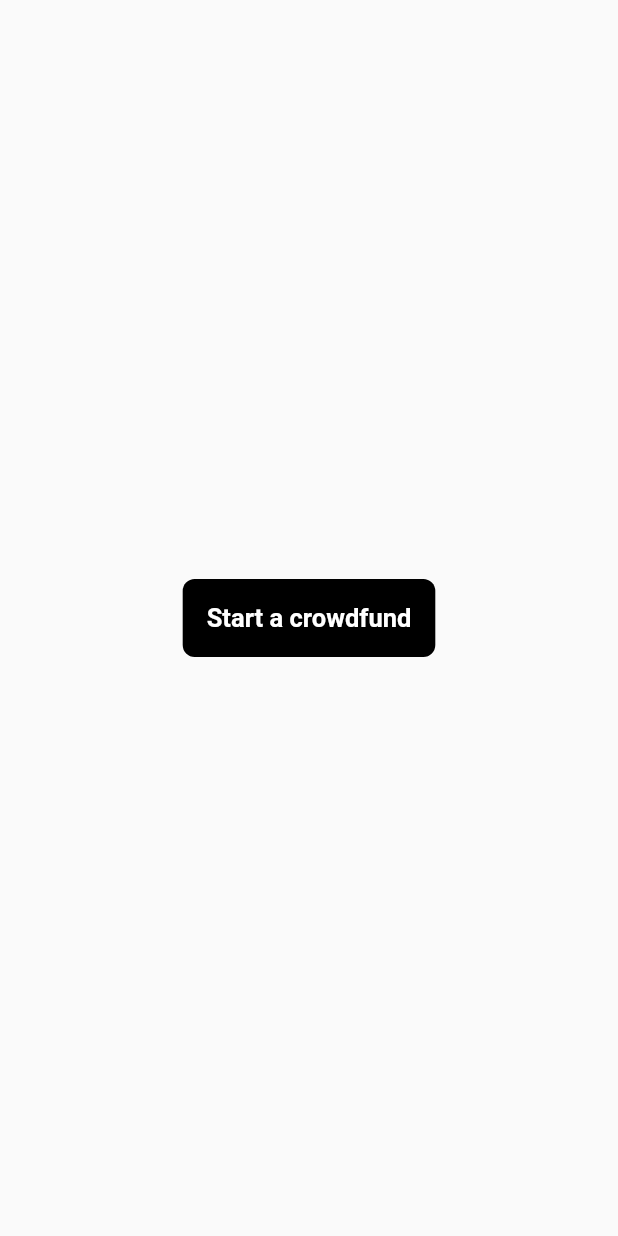
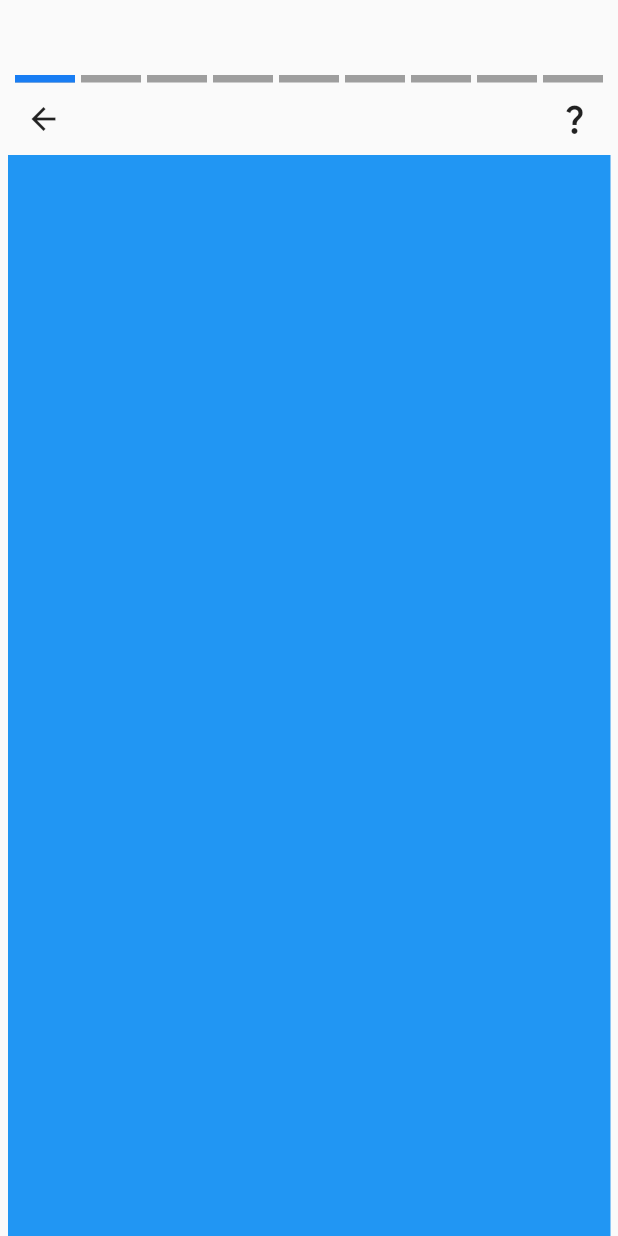
Before and after one commit to tribes-protocol/tribes_crowdfunding_interview_project, a Flutter app: the screen it shows after launch, after a tap on "Start a crowdfund", on a phone screen of 412 x 824 dp. Run offline on Flutter 3.47's test engine with Material 2 defaults, Android fonts, the phone set to English and light mode, and no system bars.

Commit message:
init pages

```diff
--- /dev/null
+++ b/lib/fund_projects/funding_page.dart
@@ -0,0 +1,92 @@
+import 'package:flutter/material.dart';
+import 'package:provider/provider.dart';
+import 'package:tribes_crowdfunding_interview_project/provider/fund_project_provider.dart';
+import 'package:tribes_crowdfunding_interview_project/widget/flow_indicator.dart';
+
+class FundingPage extends StatelessWidget {
+  const FundingPage({Key? key}) : super(key: key);
+
+  @override
+  Widget build(BuildContext context) {
+    return MultiProvider(
+      providers: [
+        ChangeNotifierProvider(create: (_) => FundProjectPrtovider())
+      ],
+      child: Scaffold(
+        body: Padding(
+          padding: const EdgeInsets.only(top: 50, left: 5, right: 5),
+          child: Column(
+            children: [
+              const FundingPageControllView(),
+              Row(
+                mainAxisAlignment: MainAxisAlignment.spaceBetween,
+                children: [
+                  const BackButton(),
+                  IconButton(
+                      onPressed: () {}, icon: const Icon(Icons.question_mark)),
+                ],
+              ),
+              const FundingPageView()
+            ],
+          ),
+        ),
+      ),
+    );
+  }
+}
+
+class FundingPageView extends StatelessWidget {
+  const FundingPageView({Key? key}) : super(key: key);
+
+  @override
+  Widget build(BuildContext context) {
+    var fundingPageProvider = context.watch<FundProjectPrtovider>();
+    return Expanded(
+      child: PageView(
+        controller: fundingPageProvider.pageController,
+        onPageChanged: fundingPageProvider.pageChanged,
+        children: [
+          Container(
+            height: 300,
+            width: 300,
+            color: Colors.blue,
+          ),
+          Container(
+            height: 300,
+            width: 300,
+            color: Colors.red,
+          ),
+          Container(
+            height: 300,
+            width: 300,
+            color: Colors.green,
+          ),
+          Container(
+            height: 300,
+            width: 300,
+            color: Colors.grey,
+          ),
+          Container(
+            height: 300,
+            width: 300,
+            color: Colors.blue,
+          ),
+        ],
+      ),
+    );
+  }
+}
+
+class FundingPageControllView extends StatelessWidget {
+  const FundingPageControllView({Key? key}) : super(key: key);
+
+  @override
+  Widget build(BuildContext context) {
+    var fundingPageProvider = context.watch<FundProjectPrtovider>();
+
+    return FlowIndicator(
+      currentPage: fundingPageProvider.currentPage,
+      numberOfPage: fundingPageProvider.numberOfPage,
+    );
+  }
+}
--- /dev/null
+++ b/lib/fund_projects/start_funding_page.dart
@@ -0,0 +1,39 @@
+import 'package:flutter/material.dart';
+import 'package:tribes_crowdfunding_interview_project/fund_projects/funding_page.dart';
+import 'package:tribes_crowdfunding_interview_project/styles/spacing.dart';
+
+class StartFundProjectPage extends StatelessWidget {
+  const StartFundProjectPage({Key? key}) : super(key: key);
+
+  @override
+  Widget build(BuildContext context) {
+    return Material(
+      child: Center(
+        child: InkWell(
+          onTap: () {
+            Navigator.push(
+              context,
+              MaterialPageRoute(
+                builder: (_) => const FundingPage(),
+              ),
+            );
+          },
+          child: Container(
+              padding: const EdgeInsets.all(Spacing.double),
+              decoration: BoxDecoration(
+                color: Colors.black,
+                borderRadius: BorderRadius.circular(Spacing.standard),
+              ),
+              child: const Text(
+                'Start a crowdfund',
+                style: TextStyle(
+                  color: Colors.white,
+                  fontWeight: FontWeight.bold,
+                  fontSize: 17,
+                ),
+              )),
+        ),
+      ),
+    );
+  }
+}
--- a/lib/main.dart
+++ b/lib/main.dart
@@ -1,6 +1,5 @@
 import 'package:flutter/material.dart';
-
-import 'styles/spacing.dart';
+import 'package:tribes_crowdfunding_interview_project/fund_projects/start_funding_page.dart';
 
 void main() {
   runApp(const MyApp());
@@ -12,32 +11,11 @@ class MyApp extends StatelessWidget {
   Widget build(BuildContext context) {
     return MaterialApp(
       title: 'Tribes Crowdfunder',
+      debugShowCheckedModeBanner: false,
       theme: ThemeData(
         primarySwatch: Colors.blue,
       ),
-      home: Material(
-        child: Center(
-          child: InkWell(
-            onTap: () {
-              // start a crowdfund here
-            },
-            child: Container(
-                padding: const EdgeInsets.all(Spacing.double),
-                decoration: BoxDecoration(
-                  color: Colors.black,
-                  borderRadius: BorderRadius.circular(Spacing.standard),
-                ),
-                child: const Text(
-                  'Start a crowdfund',
-                  style: TextStyle(
-                    color: Colors.white,
-                    fontWeight: FontWeight.bold,
-                    fontSize: 17,
-                  ),
-                )),
-          ),
-        ),
-      ),
+      home: const StartFundProjectPage(),
     );
   }
 }
--- a/lib/provider/fund_project_provider.dart
+++ b/lib/provider/fund_project_provider.dart
@@ -1,3 +1,18 @@
 import 'package:flutter/material.dart';
 
-class FundProjectPrtovider extends ChangeNotifier {}
+class FundProjectPrtovider extends ChangeNotifier {
+  final PageController pageController = PageController(initialPage: 0);
+  int get numberOfPage => 9;
+  int currentPage = 0;
+  void pageChanged(int index) {
+    currentPage = index;
+    notifyListeners();
+  }
+
+  void forwardpage(BuildContext context) {
+    pageController.nextPage(
+      duration: const Duration(milliseconds: 200),
+      curve: Curves.easeInOut,
+    );
+  }
+}
--- a/lib/widget/flow_indicator.dart
+++ b/lib/widget/flow_indicator.dart
@@ -11,10 +11,11 @@ class FlowIndicator extends StatelessWidget {
   @override
   Widget build(BuildContext context) {
     return Row(
+      mainAxisAlignment: MainAxisAlignment.center,
       children: List<Widget>.generate(
         numberOfPage,
         (index) => Indicator(
-          isActive: currentPage == index,
+          isActive: index <= currentPage,
         ),
       ),
     );
--- a/lib/widget/indicator.dart
+++ b/lib/widget/indicator.dart
@@ -1,4 +1,5 @@
 import 'package:flutter/material.dart';
+import 'package:tribes_crowdfunding_interview_project/styles/coloring.dart';
 
 class Indicator extends StatelessWidget {
   final bool isActive;
@@ -6,22 +7,27 @@ class Indicator extends StatelessWidget {
 
   @override
   Widget build(BuildContext context) {
-    return Stack(
+    return Padding(
+      padding: const EdgeInsets.symmetric(horizontal: 2),
+      child: Stack(
+        // fit: StackFit.expand,
         children: [
           Container(
-          height: 2,
-          width: 20,
+            height: 5,
+            width: 40,
+            // margin: const EdgeInsets.symmetric(horizontal: 5),
             decoration: const BoxDecoration(
                 shape: BoxShape.rectangle, color: Colors.grey),
           ),
           AnimatedContainer(
             duration: const Duration(milliseconds: 200),
-          height: 2,
-          width: isActive ? 20 : 0,
+            height: 5,
+            width: isActive ? 40 : 0,
             decoration: const BoxDecoration(
-              shape: BoxShape.rectangle, color: Colors.blue),
+                shape: BoxShape.rectangle, color: Coloring.iceColdBlue),
           )
         ],
+      ),
     );
   }
 }
--- a/pubspec.yaml
+++ b/pubspec.yaml
@@ -37,6 +37,7 @@ dependencies:
   # Use with the CupertinoIcons class for iOS style icons.
   cupertino_icons: ^1.0.2
   provider: ^6.0.5
+  emoji_picker_flutter: ^1.5.2
 
 dev_dependencies:
   flutter_test:
```
Also changed, not shown: lib/fund_projects/sub_page/deadline_page.dart (added), lib/fund_projects/sub_page/description_page.dart (added), lib/fund_projects/sub_page/funding_goal_page.dart (added), lib/fund_projects/sub_page/management_page.dart (added), lib/fund_projects/sub_page/project_name_page.dart (added), lib/fund_projects/sub_page/reserve_page.dart (added), lib/fund_projects/sub_page/rules_page.dart (added), lib/fund_projects/sub_page/token_page.dart (added), lib/fund_projects/sub_page/visual_page.dart (added), pubspec.lock, 14 other files. Lines whose indentation alone changed are shown as unchanged.
